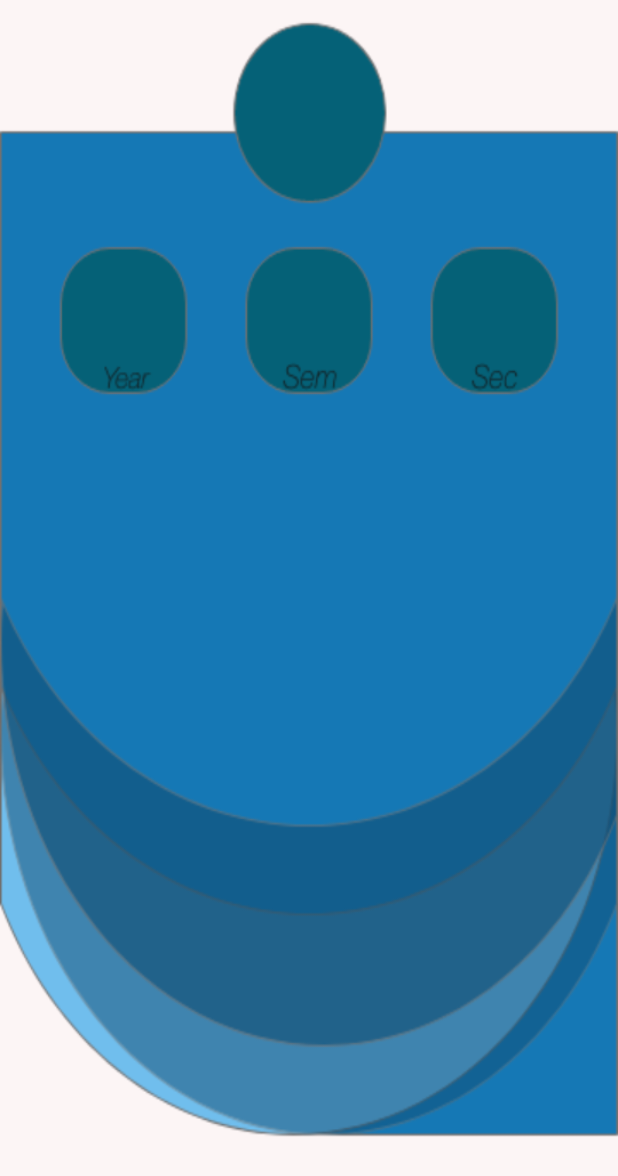
After one commit to menasehk13/HighTechStudents, an Android app: the ProfileView screen opened directly, with no data from a screen before it, on a phone screen of 412 x 824 dp. The commit adds this screen. Shown: the top 1176 px of the screen. Run offline under Robolectric (Android 15) with nearby library versions, the phone set to English and light mode, and no system bars.

Commit message:
fixed some code errors and added ProfileView

```diff
--- a/app/src/main/java/com/example/hightechstudents/PhoneVerification.java
+++ b/app/src/main/java/com/example/hightechstudents/PhoneVerification.java
@@ -39,6 +39,7 @@ String Phonerecived,VerficationId;
         textView=findViewById(R.id.phonenumenterd);
         Phonerecived=getIntent().getStringExtra("Phone");
         textView.setText(Phonerecived);
+        SendVerficationCode(Phonerecived);
         verfiy.setOnClickListener(new View.OnClickListener() {
             @Override
             public void onClick(View v) {
@@ -46,7 +47,7 @@ String Phonerecived,VerficationId;
                     addcode.setError("Enter The Code we Have Sent");
                     addcode.isFocusable();
                 }else{
-                    SendVerficationCode(Phonerecived);
+
                     VerfiyCode(Phonerecived);
 
                 }
@@ -80,7 +81,7 @@ String Phonerecived,VerficationId;
         }
         @Override
         public void onVerificationFailed(@NonNull FirebaseException e) {
-            Toast.makeText(PhoneVerification.this, e.getMessage(), Toast.LENGTH_SHORT).show();
+            Toast.makeText(PhoneVerification.this, e.getMessage(), Toast.LENGTH_LONG).show();
         }
     };
     public  void VerfiyCode(String code){
--- /dev/null
+++ b/app/src/main/java/com/example/hightechstudents/ProfileView.java
@@ -0,0 +1,14 @@
+package com.example.hightechstudents;
+
+import androidx.appcompat.app.AppCompatActivity;
+
+import android.os.Bundle;
+
+public class ProfileView extends AppCompatActivity {
+
+    @Override
+    protected void onCreate(Bundle savedInstanceState) {
+        super.onCreate(savedInstanceState);
+        setContentView(R.layout.activity_profile_view);
+    }
+}
--- a/app/src/main/java/com/example/hightechstudents/SignUpActivity.java
+++ b/app/src/main/java/com/example/hightechstudents/SignUpActivity.java
@@ -46,7 +46,7 @@ public class SignUpActivity extends AppCompatActivity {
       intent.setFlags(Intent.FLAG_ACTIVITY_NEW_TASK|Intent.FLAG_ACTIVITY_CLEAR_TASK);
       intent.putExtra("Phone",finalinput);
       startActivity(intent);
-      overridePendingTransition(R.anim.slide_in_left,R.anim.slide_out_left);
+        overridePendingTransition(R.anim.slide_in_right,R.anim.slide_out_left);
 
     }
 }
--- /dev/null
+++ b/app/src/main/res/layout/activity_profile_view.xml
@@ -0,0 +1,10 @@
+<?xml version="1.0" encoding="utf-8"?>
+<androidx.constraintlayout.widget.ConstraintLayout xmlns:android="http://schemas.android.com/apk/res/android"
+    xmlns:app="http://schemas.android.com/apk/res-auto"
+    xmlns:tools="http://schemas.android.com/tools"
+    android:layout_width="match_parent"
+    android:layout_height="match_parent"
+    tools:context=".ProfileView"
+    android:background="@drawable/profilebackground1">
+
+</androidx.constraintlayout.widget.ConstraintLayout>
```
Also changed, not shown: app/src/main/AndroidManifest.xml (+6 -4 lines), app/src/main/java/com/example/hightechstudents/RegisterActivity.java (+5 -2 lines), app/src/main/res/layout/activity_sign_up.xml (+11 -11 lines), app/src/main/res/drawable-v24/profilebackground1.png (added).
